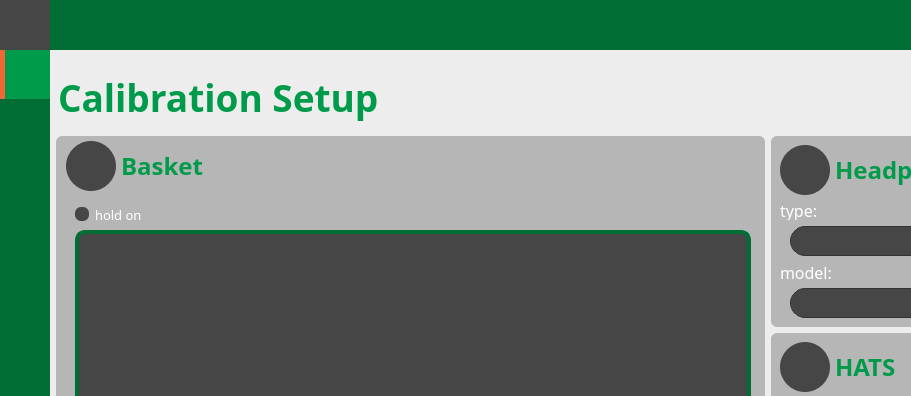
The window that Forms/form.ui (henriquealende/PsychoBox) describes before a commit, drawn with Qt 5; both pictures show x 0 to 911 and y 0 to 396 of the 1061 by 682 pixel window.
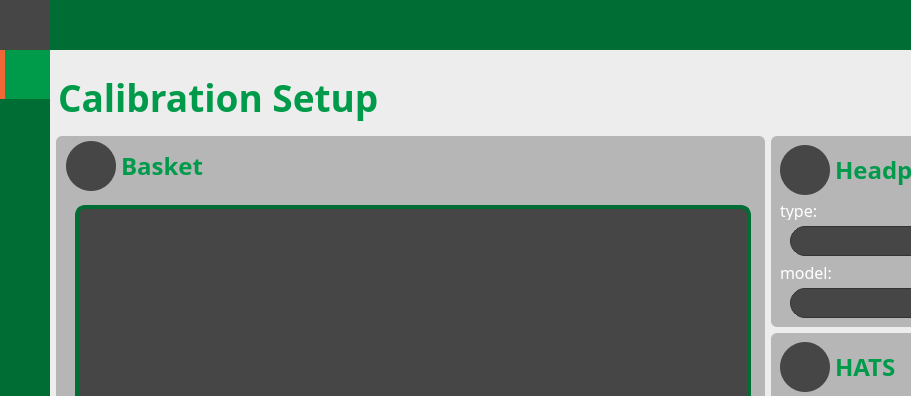
The same window after the commit. The open tabs and pages were chosen to show the change. Icons and pictures are not drawn.

Patch:
```diff
--- a/Forms/form.ui
+++ b/Forms/form.ui
@@ -627,7 +627,7 @@
              </widget>
             </item>
             <item>
-             <widget class="QPushButton" name="graphButton">
+             <widget class="QPushButton" name="calibrationButton">
               <property name="enabled">
                <bool>false</bool>
               </property>
@@ -650,44 +650,6 @@
                 <bold>true</bold>
                </font>
               </property>
-              <property name="text">
-               <string/>
-              </property>
-              <property name="icon">
-               <iconset resource="../Resources/resourceGui.qrc">
-                <normaloff>:/icons/img/graphicsEnabled.png</normaloff>:/icons/img/graphicsEnabled.png</iconset>
-              </property>
-              <property name="iconSize">
-               <size>
-                <width>30</width>
-                <height>30</height>
-               </size>
-              </property>
-              <property name="checkable">
-               <bool>true</bool>
-              </property>
-              <property name="autoExclusive">
-               <bool>true</bool>
-              </property>
-             </widget>
-            </item>
-            <item>
-             <widget class="QPushButton" name="calibrationButton">
-              <property name="enabled">
-               <bool>false</bool>
-              </property>
-              <property name="minimumSize">
-               <size>
-                <width>50</width>
-                <height>50</height>
-               </size>
-              </property>
-              <property name="maximumSize">
-               <size>
-                <width>16777215</width>
-                <height>16777215</height>
-               </size>
-              </property>
               <property name="styleSheet">
                <string notr="true">padding-left: 6px;</string>
               </property>
@@ -7650,42 +7612,6 @@
                    <enum>QFrame::Raised</enum>
                   </property>
                   <layout class="QVBoxLayout" name="verticalLayout_85">
-                   <item>
-                    <widget class="QCheckBox" name="holdOnCheck">
-                     <property name="font">
-                      <font>
-                       <family>PF BeauSans Pro</family>
-                       <pointsize>10</pointsize>
-                      </font>
-                     </property>
-                     <property name="styleSheet">
-                      <string notr="true">QCheckBox{
-	color: rgb(255,255,255);
-}
-QCheckBox::indicator{
-	background-color: rgb(70,70,70);
-	color: rgb(241,102,55);
-	border-radius:6px;
-}
-
-QCheckBox::indicator:checked{
-	background-color: rgb(241,102,55);
-	border: 2px solid rgb(70,70,70);
-}
-
-QCheckBox:disabled{
- color: rgb(136, 138, 133);
-}
-
-QCheckBox::indicator:checked:disabled{
-	background-color: rgb(136, 138, 133);
-}</string>
-                     </property>
-                     <property name="text">
-                      <string>hold on</string>
-                     </property>
-                    </widget>
-                   </item>
                    <item>
                     <widget class="QListWidget" name="listWidget2">
                      <property name="font">
```
Left out of the diff: 4 changed lines with no effect on the pictures.
